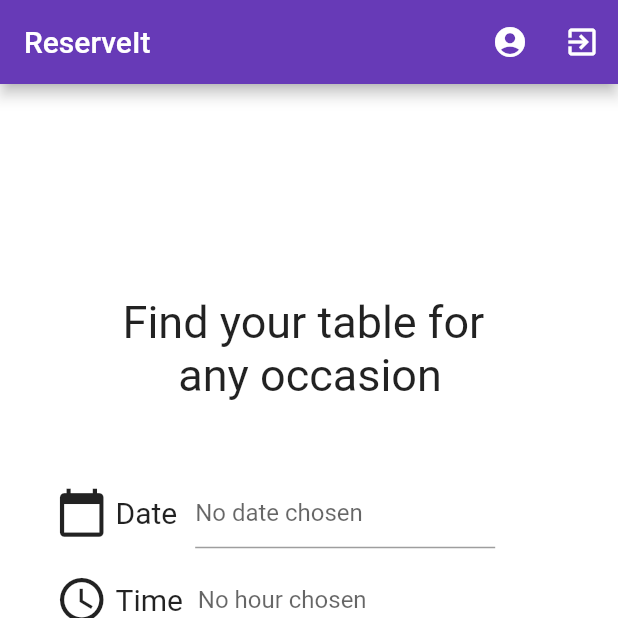
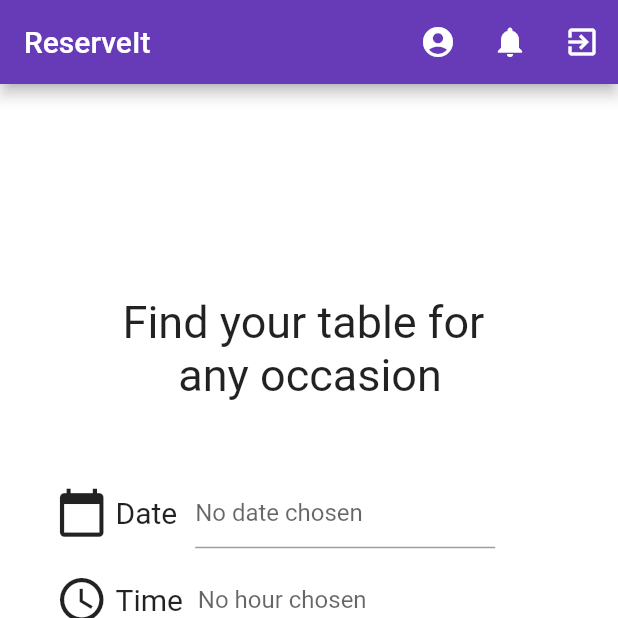
Before and after one commit to sonyaparau/Bachelor-Reserve-It, a Flutter app: the screen it shows once a user with an empty profile is signed in, on a phone screen of 412 x 824 dp, the top half of it. Run offline on Flutter 3.47's test engine with Material 2 defaults, Android fonts, the phone set to English and light mode, and no system bars; our stand-ins replace firebase_auth, google_sign_in; missing offline and left inert: flutter_facebook_login; accounts and stored records are empty.

Commit message:
Notification icon.

```diff
--- a/lib/screens/dashboard.dart
+++ b/lib/screens/dashboard.dart
@@ -46,6 +46,10 @@ class _DashboardPageState extends State<DashboardPage> {
         actions: <Widget>[
           IconButton(
             icon: Icon(Icons.account_circle),
+            onPressed: () {},
+          ),
+          IconButton(
+            icon: Icon(Icons.notifications),
             onPressed: () {},
           ),
           IconButton(
```
